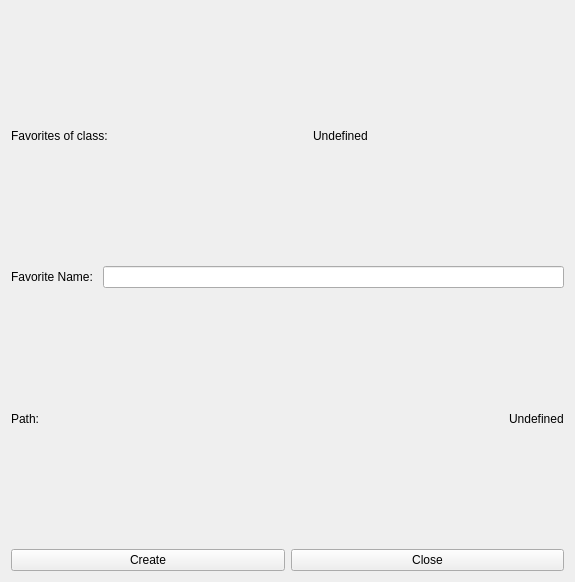
aicommunity/Rdk, file GUI/Qt/UClassFavoritesEditor.ui: the form before one commit.
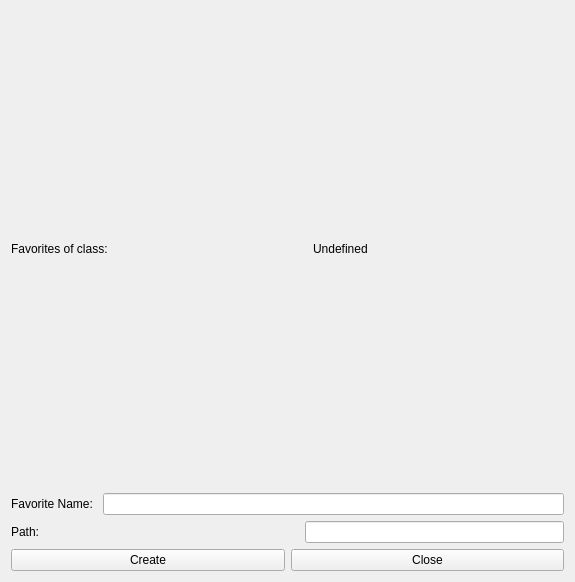
The form after the commit.

Commit message: Setting property values by using favorites implemented

```diff
--- a/GUI/Qt/UClassFavoritesEditor.ui
+++ b/GUI/Qt/UClassFavoritesEditor.ui
@@ -98,11 +98,7 @@
       </spacer>
      </item>
      <item>
-      <widget class="QLabel" name="labelFullPath">
-       <property name="text">
-        <string>Undefined</string>
-       </property>
-      </widget>
+      <widget class="QLineEdit" name="lineEditFullPath"/>
      </item>
     </layout>
    </item>
```
The commit also changes 3 other files.
